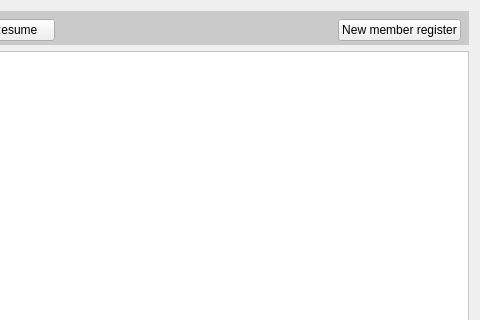
The window that src/SessionDialog.ui (simophin/game-matcher-qt) describes before a commit, drawn with Qt 5; both pictures show x 419 to 899 and y 0 to 320 of the 899 by 651 pixel window.
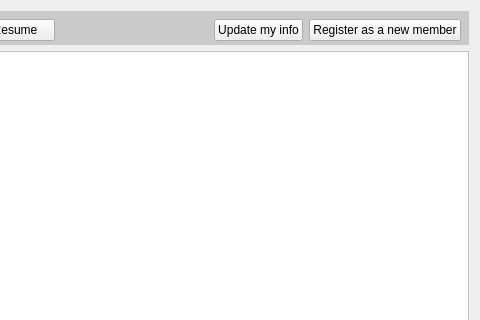
The same window after the commit.

The edit to the form file:
```diff
--- a/src/SessionDialog.ui
+++ b/src/SessionDialog.ui
@@ -105,10 +105,17 @@
           </property>
          </spacer>
         </item>
+        <item>
+         <widget class="QPushButton" name="updateButton">
+          <property name="text">
+           <string>Update my info</string>
+          </property>
+         </widget>
+        </item>
         <item>
          <widget class="QPushButton" name="registerButton">
           <property name="text">
-           <string>New member register</string>
+           <string>Register as a new member</string>
           </property>
           <property name="flat">
            <bool>false</bool>
```
